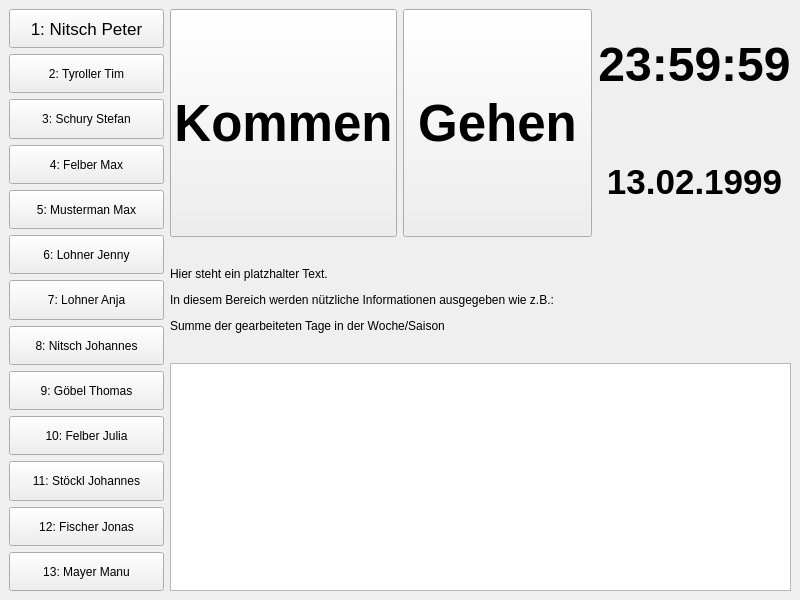
This is mainwindow.ui in NitsPete/TimeStampTracker as Qt 5 draws it before an edit. The edited form follows.
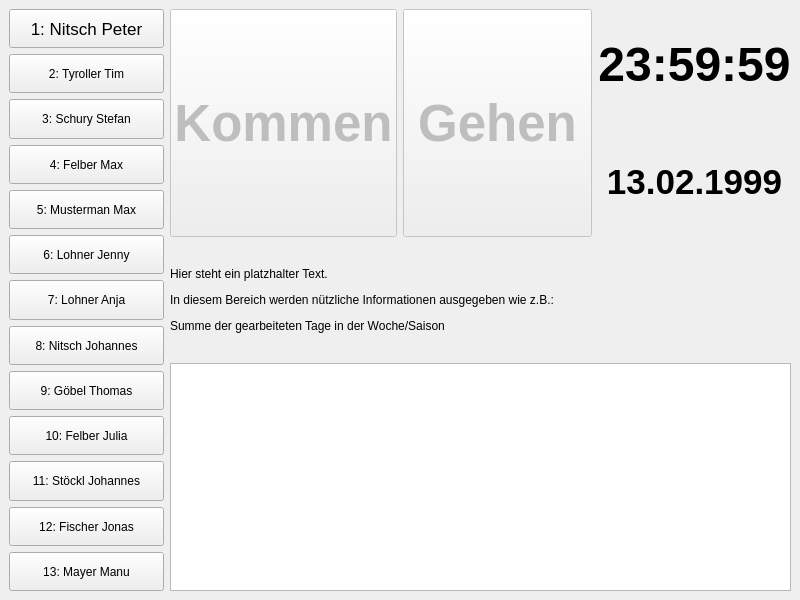
This is the edited form.

Commit message:
Add test version of excel interface
the excel interface provieds test code to test the gui code without to have an excel databank file

What changed in the file:
```diff
--- a/mainwindow.ui
+++ b/mainwindow.ui
@@ -215,6 +215,9 @@
        <layout class="QHBoxLayout" name="horizontalLayout_inputs">
         <item>
          <widget class="QPushButton" name="pushButton_come">
+          <property name="enabled">
+           <bool>false</bool>
+          </property>
           <property name="sizePolicy">
            <sizepolicy hsizetype="Expanding" vsizetype="Expanding">
             <horstretch>0</horstretch>
@@ -234,6 +237,9 @@
         </item>
         <item>
          <widget class="QPushButton" name="pushButton_go">
+          <property name="enabled">
+           <bool>false</bool>
+          </property>
           <property name="sizePolicy">
            <sizepolicy hsizetype="Expanding" vsizetype="Expanding">
             <horstretch>0</horstretch>
```
The commit also changes 7 other files.
